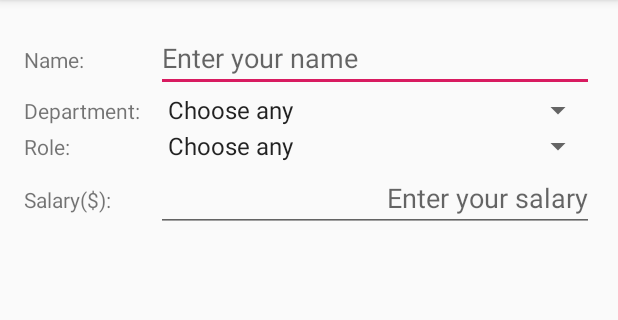
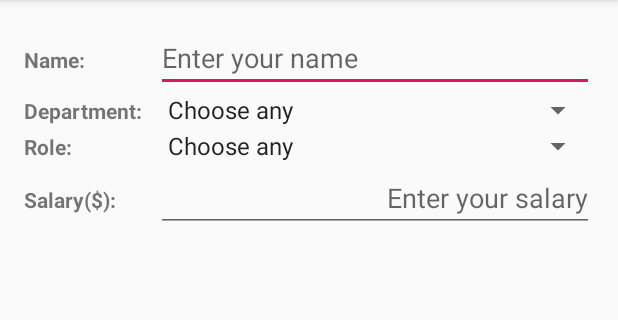
Before and after one commit to AkhilaSahiti/DataValidationApp, an Android app: the screen it shows after launch (MainActivity), after a tap on "DISPLAY", on a phone screen of 412 x 824 dp, the part 84-404 px from its top. Run offline under Robolectric (Android 15) with nearby library versions, the phone set to English and light mode, and no system bars.

Commit message:
Display Activity displaying name

```diff
--- a/app/src/main/java/com/example/dataverifyvalidate/MainActivity.java
+++ b/app/src/main/java/com/example/dataverifyvalidate/MainActivity.java
@@ -1,8 +1,10 @@
 package com.example.dataverifyvalidate;
 
 import android.content.Intent;
+import android.os.Parcelable;
 import android.support.v7.app.AppCompatActivity;
 import android.os.Bundle;
+import android.text.TextUtils;
 import android.view.View;
 import android.widget.AdapterView;
 import android.widget.Button;
@@ -13,66 +15,54 @@ import android.widget.Toast;
 
 public class MainActivity extends AppCompatActivity {
 
-    private EditText enter_name,sal;
-    private String vname, vdept, vrole, vsal,deptType;
-    Spinner dept,roles;
     int currentitem1=0;
     int currentitem2=0;
-    Button ondisplay;
+    private EditText entername,sal;
+    private String vname, vdept, vrole, vsal;
+    Spinner dept,roles;
+    Button dispbtn;
+
     @Override
     protected void onCreate(Bundle savedInstanceState) {
         super.onCreate(savedInstanceState);
         setContentView(R.layout.activity_main);
-
-        // ondisplay = (Button) findViewById(R.id.display);
-       // ondisplay.setOnClickListener(new View.OnClickListener() {
-            //@Override
-                // });
     }
 
     public void onDisplay(View view) {
-        TextView name = (TextView) findViewById(R.id.name);
-        EditText enter_name = (EditText) findViewById(R.id.enter_name);
 
-        TextView department = (TextView) findViewById(R.id.department);
-        Spinner dept = (Spinner) findViewById(R.id.dept);
-        String deptType = String.valueOf(dept.getSelectedItem());
+        entername = (EditText) findViewById(R.id.enter_name);
+        dept = (Spinner) findViewById(R.id.dept);
+        roles = (Spinner) findViewById(R.id.roles);
+        sal = (EditText) findViewById(R.id.sal);
 
-        TextView role = (TextView) findViewById(R.id.role);
-        Spinner roles = (Spinner) findViewById(R.id.roles);
-        String roleType = String.valueOf(roles.getSelectedItem());
 
-        TextView salary = (TextView) findViewById(R.id.salary);
-        EditText sal = (EditText) findViewById(R.id.sal);
-
-        vname = enter_name.getText().toString().trim();
-        vdept = department.getText().toString().trim();
-        vrole = role.getText().toString().trim();
-        vsal = sal.getText().toString().trim();
-
-        Button dispbtn = (Button) findViewById(R.id.display);
+        dispbtn = (Button) findViewById(R.id.display);
         dispbtn.setOnClickListener(new View.OnClickListener() {
             @Override
             public void onClick(View v) {
-                if(!checkDataEntered()){
-                    checkDataEntered();
+
+                if(checkDataEntered()){
+                    aftervalidation();
                 }
                 else{
-                    aftervalidation();
+                    checkDataEntered();
                 }
             }
         });
 
     }
-    public void aftervalidation(){
-        Intent intent = new Intent(getApplicationContext(),validationsuccess.class);
-        Bundle b =new Bundle();
-        b.putString(vname,enter_name.getText().toString());
+    public void aftervalidation() {
+        Intent intent = new Intent(getApplicationContext(), validationsuccess.class);
+        intent.setType("text/plain");
+        intent.putExtra("urname", entername.getText().toString());
+        /*int ursal=Integer.valueOf(vsal);
+        vsal = sal.getText().toString().trim();
+        int vsall=Integer.parseInt(vsal);
+        intent.putExtra("ursal",vsall);*/
+        startActivity(intent);
         spinnervalidation();
-        b.putString(vsal,sal.getText().toString());
-        intent.putExtras(b);
-        startActivity(intent);
     }
+
     public void spinnervalidation(){
         dept.setOnItemSelectedListener(new AdapterView.OnItemSelectedListener() {
             @Override
@@ -81,7 +71,9 @@ public class MainActivity extends AppCompatActivity {
                     return;
                 }
                 else{
+                    String urdept =dept.getSelectedItem().toString();
                     Intent intent= new Intent(MainActivity.this,validationsuccess.class);
+                    intent.putExtra("urdept",urdept);
                     startActivity(intent);
                 }
             }
@@ -93,13 +85,14 @@ public class MainActivity extends AppCompatActivity {
             }
         });
 
-        roles.setOnItemSelectedListener(new AdapterView.OnItemSelectedListener() {
+        /*roles.setOnItemSelectedListener(new AdapterView.OnItemSelectedListener() {
             @Override
             public void onItemSelected(AdapterView<?> parent, View view, int position, long id) {
                 if(currentitem2==position){
                     return;
                 }
                 else{
+
                     Intent intent= new Intent(MainActivity.this,validationsuccess.class);
                     startActivity(intent);
                 }
@@ -109,23 +102,29 @@ public class MainActivity extends AppCompatActivity {
             public void onNothingSelected(AdapterView<?> parent) {
 
             }
-        });
+        });*/
     }
 
     public boolean checkDataEntered(){
         boolean valid = true;
-        if (vname.isEmpty() || vname.length()<3) {
+
+        vname = entername.getText().toString().trim();
+        vdept = dept.getSelectedItem().toString().trim();
+        vrole = roles.getSelectedItem().toString().trim();
+        vsal = sal.getText().toString().trim();
+
+        if (vname.length()<3|| vname.isEmpty()) {
             Toast toast = Toast.makeText(this, "Name should contain atleast 3 letters!", Toast.LENGTH_SHORT);
             toast.show();
             valid = false;
         }
         if (vdept.equalsIgnoreCase("Choose any")) {
-                Toast toast = Toast.makeText(this, "Can`t be empty!", Toast.LENGTH_SHORT);
+            Toast toast = Toast.makeText(this, "Choose any Department!", Toast.LENGTH_SHORT);
             toast.show();
             valid = false;
         }
         if (vrole.equalsIgnoreCase("Choose any")) {
-                Toast toast = Toast.makeText(this, "Cannot be empty!", Toast.LENGTH_SHORT);
+            Toast toast = Toast.makeText(this, "Choose any one Role!", Toast.LENGTH_SHORT);
             toast.show();
             valid = false;
         }
--- a/app/src/main/res/layout/activity_main.xml
+++ b/app/src/main/res/layout/activity_main.xml
@@ -17,7 +17,8 @@ tools:context=".MainActivity">
         android:layout_height="wrap_content"
         android:layout_row="0"
         android:layout_column="0"
-    android:text="Name:" />
+        android:text="Name:"
+        android:textStyle="bold" />
 <EditText
     android:id="@+id/enter_name"
     android:layout_width="wrap_content"
@@ -27,13 +28,15 @@ tools:context=".MainActivity">
     android:layout_column="1"
     android:inputType="textPersonName"
     android:hint="Enter your name" />
+
     <TextView
         android:id="@+id/department"
         android:layout_width="wrap_content"
         android:layout_height="wrap_content"
         android:layout_row="1"
         android:layout_column="0"
-    android:text="Department:"/>
+        android:text="Department:"
+        android:textStyle="bold" />
 <Spinner
     android:id="@+id/dept"
     android:layout_width="wrap_content"
@@ -42,13 +45,15 @@ tools:context=".MainActivity">
     android:layout_row="1"
     android:layout_column="1"
     android:entries="@array/depts"/>
+
     <TextView
         android:id="@+id/role"
         android:layout_width="wrap_content"
         android:layout_height="wrap_content"
         android:layout_row="2"
         android:layout_column="0"
-    android:text="Role:"/>
+        android:text="Role:"
+        android:textStyle="bold" />
 <Spinner
     android:id="@+id/roles"
     android:layout_width="wrap_content"
@@ -57,13 +62,15 @@ tools:context=".MainActivity">
     android:layout_row="2"
     android:layout_column="1"
     android:entries="@array/roless"/>
+
     <TextView
         android:id="@+id/salary"
         android:layout_width="wrap_content"
         android:layout_height="wrap_content"
         android:layout_row="3"
         android:layout_column="0"
-    android:text="Salary($):"/>
+        android:text="Salary($):"
+        android:textStyle="bold" />
 <EditText
     android:id="@+id/sal"
     android:layout_width="wrap_content"
@@ -80,6 +87,7 @@ tools:context=".MainActivity">
     android:layout_width="wrap_content"
     android:layout_height="wrap_content"
     android:layout_gravity="center"
+    android:hint="send"
     android:text="Display"
     android:onClick="onDisplay"/>
 
```
Also changed, not shown: app/src/main/java/com/example/dataverifyvalidate/validationsuccess.java (+21 -6 lines), app/src/main/res/layout/activity_validationsuccess.xml (+20 -6 lines). Lines whose indentation alone changed are shown as unchanged.
